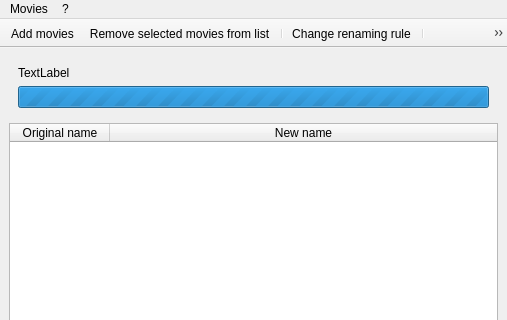
The window that src/main_window.ui (albemala/almoviesrenamer) describes before a commit, drawn with Qt 5; both pictures show x 0 to 507 and y 0 to 320 of the 507 by 603 pixel window.
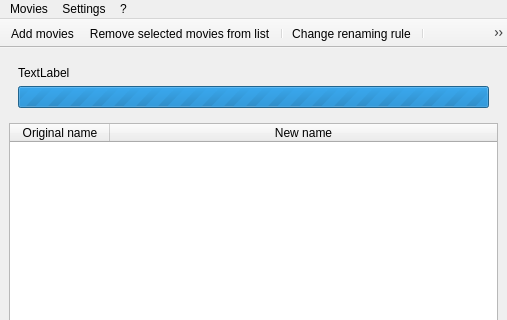
The same window after the commit. Icons and pictures are not drawn.

Commit message: initial implementation of settings dialog and stats agreement

The edit to the form file:
```diff
--- a/src/main_window.ui
+++ b/src/main_window.ui
@@ -436,7 +436,14 @@
     <addaction name="separator"/>
     <addaction name="action_rename_movies"/>
    </widget>
+   <widget class="QMenu" name="menuSettings">
+    <property name="title">
+     <string>Settings</string>
+    </property>
+    <addaction name="action_settings"/>
+   </widget>
    <addaction name="menuMovies"/>
+   <addaction name="menuSettings"/>
    <addaction name="menu"/>
   </widget>
   <widget class="QToolBar" name="toolBar">
```
Left out of the diff: 12 changed lines with no effect on the pictures. The commit also changes 7 other files.
